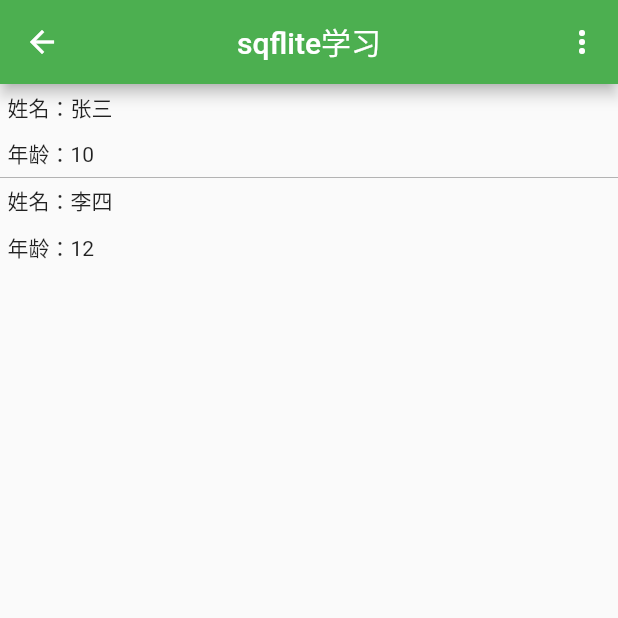
After one commit to mingtianfu/qqmusic, a Flutter app: the screen it shows after launch, item 2 of the bottom bar chosen, after a tap on "sqflite", on a phone screen of 412 x 824 dp, the top half of it. The commit adds this screen. Run offline on Flutter 3.47's test engine with Material 2 defaults, Android fonts, the phone set to English and light mode, and no system bars; our stand-ins replace cached_network_image, camera, connectivity, dio, flutter_swiper, shared_preferences and 2 more; missing offline and left inert: flutter_ijkplayer; accounts and stored records are empty; generated files the repository leaves out were written again; network calls fail.

Commit message:
使用sqflite本地缓存播放列表数据

```diff
--- a/lib/pages/App.dart
+++ b/lib/pages/App.dart
@@ -2,10 +2,14 @@ import 'dart:async';
 import 'dart:convert';
 
 import 'package:camera/camera.dart';
-import 'package:connectivity/connectivity.dart';
 import 'package:flutter/material.dart';
 import 'package:provider/provider.dart';
 import 'package:qqmusic/component/Toast.dart';
+import 'package:qqmusic/models/al.dart';
+import 'package:qqmusic/models/ar.dart';
+import 'package:qqmusic/models/trackItem.dart';
+import 'package:qqmusic/pages/Database/ArHelper.dart';
+import 'package:qqmusic/pages/Database/SongListHelper.dart';
 import 'package:qqmusic/pages/DynamicPage.dart';
 import 'package:qqmusic/pages/ListenPage.dart';
 import 'package:qqmusic/pages/LyricPage.dart';
@@ -26,6 +30,7 @@ import 'package:qqmusic/pages/TopListPage.dart';
 import 'package:flutter_ijkplayer/flutter_ijkplayer.dart';
 import 'package:qqmusic/utils/HttpUtils.dart';
 import 'package:qqmusic/utils/hexToColor.dart';
+import 'package:shared_preferences/shared_preferences.dart';
 
 import 'CameraPage.dart';
 
@@ -55,6 +60,7 @@ class _AppState extends State<App> with TickerProviderStateMixin{
   int _selectedIndex =  0;
   List _songList;
   int _songListIndex;
+  bool _autoPlay = false;
 
   final _pageList = [
     MusichallPage(),
@@ -79,7 +85,7 @@ class _AppState extends State<App> with TickerProviderStateMixin{
     // WidgetsBinding.instance.addPostFrameCallback((callback){
     //   Provider.of<CounterModel>(context).increment();
     // });
-
+    _getDataFromDb();
     subscriptPlayFinish();
     // animationController = new AnimationController(vsync: this, duration: Duration(seconds: 10))
     // ..addListener(() {
@@ -104,6 +110,7 @@ class _AppState extends State<App> with TickerProviderStateMixin{
        setState(() {
           _songList = playModel.songList;
           _songListIndex = playModel.songListIndex;
+          _autoPlay = playModel.autoPlay;
         });
        _audioPlayer.stop();
     } else {
@@ -111,28 +118,67 @@ class _AppState extends State<App> with TickerProviderStateMixin{
         setState(() {
           _songList = playModel.songList;
           _songListIndex = playModel.songListIndex;
+          _autoPlay = playModel.autoPlay;
         });
         _initAudioPlayer();
       } else if (playModel.songList != this._songList && playModel.songListIndex == this._songListIndex) {
         setState(() {
           _songList = playModel.songList;
+          _autoPlay = playModel.autoPlay;
         });
         _initAudioPlayer();
       }else if (playModel.songList == this._songList && playModel.songListIndex != this._songListIndex) {
         setState(() {
           _songListIndex = playModel.songListIndex;
+          _autoPlay = playModel.autoPlay;
         });
         _initAudioPlayer();
       }
     }
+    print(playModel.songList.length);
   }
 
   @override
   void dispose() {
     _playFinishStream?.cancel();
     _audioPlayer.dispose();
-    // animationController.dispose();
     super.dispose();
+  }
+
+  _getDataFromDb() async {
+    var db = SongListHelper();
+    var dbAr = ArHelper();
+    SharedPreferences prefs = await SharedPreferences.getInstance();
+    List<TrackItem> _datas = [];
+    List datas = await db.getTotalList();
+    if (datas.length > 0) {
+      for(int i = 0; i < datas.length; i++){
+        Song item = Song.fromMap(datas[i]);
+        TrackItem trackItem = TrackItem();
+        Ar ar = Ar();
+        Al al = Al();
+        trackItem.name = item.name;
+        trackItem.id = item.id;
+        trackItem.ar = [];
+        al.picUrl = item.picUrl;
+        trackItem.al = al;
+        ArItem aa = await dbAr.getItem(item.arId);
+        if (aa != null) {
+          ar.name = aa.name;
+          ar.id = aa.id;
+          trackItem.ar.add(ar);
+        }
+        _datas.add(trackItem);
+      }
+
+      WidgetsBinding.instance.addPostFrameCallback((callback){
+        Provider.of<PlayModel>(context).setSongList(_datas);
+        Provider.of<PlayModel>(context).setSongListIndex(prefs.getInt('songListIndex')??0);
+        Provider.of<PlayModel>(context).setAutoPlay(false);
+      });
+    }
+    setState(() {
+    });
   }
 
   _initAudioPlayer() async {
@@ -143,8 +189,11 @@ class _AppState extends State<App> with TickerProviderStateMixin{
       if (data['code'] == 200 && data['data'][0]['url'] != null) {
         await _audioPlayer.setNetworkDataSource(
           data['data'][0]['url'],
-          autoPlay: true
+          autoPlay: false
         );
+        if (_autoPlay) {
+          _audioPlayer.play();
+        }
         _getLyric(id);
       } else {
         print('当前不能播放，自动下一首');
@@ -261,6 +310,16 @@ class _AppState extends State<App> with TickerProviderStateMixin{
       theme: new ThemeData(
         primarySwatch: Colors.green,
       ),
+      // onGenerateRoute:(RouteSettings settings){
+      //   print(settings.name);
+      //   return MaterialPageRoute(
+      //     builder: (context){
+      //     String routeName = settings.name;
+      //     // 如果访问的路由页需要登录，但当前未登录，则直接返回登录页路由，
+      //     // 引导用户登录；其它情况则正常打开路由。
+      //   }
+      //   );
+      // },
       routes: {
         'searchPage': (context) => SearchPage(
           audioPlayer: _audioPlayer,
--- /dev/null
+++ b/lib/pages/DataAppPage.dart
@@ -0,0 +1,293 @@
+import 'package:flutter/material.dart';
+import 'package:path/path.dart';
+import 'package:sqflite/sqflite.dart';
+
+class DataAppPage extends StatefulWidget {
+  @override
+  State<StatefulWidget> createState() {
+    return new _DataAppPageState();
+  }
+}
+
+class _DataAppPageState extends State<DataAppPage> {
+  List<User> _datas = new List();
+  var db = DatabaseHelper();
+  Future<Null> _refresh() async {
+    _query();
+  }
+
+  @override
+  void initState() {
+    super.initState();
+    _getDataFromDb();
+  }
+
+  _getDataFromDb() async {
+    List datas = await db.getTotalList();
+    if (datas.length > 0) {
+      //数据库有数据
+      datas.forEach((user) {
+        User item = User.fromMap(user);
+        _datas.add(item);
+      });
+    } else {
+      //数据库没有数据
+      User user = new User();
+      user.name = "张三";
+      user.age = 10;
+      user.id = 1;
+
+      User user2 = new User();
+      user2.name = "李四";
+      user2.age = 12;
+      user2.id = 2;
+
+      await db.saveItem(user);
+      await db.saveItem(user2);
+
+      _datas.add(user);
+      _datas.add(user2);
+    }
+
+    setState(() {});
+  }
+
+//添加
+  Future<Null> _add() async {
+    User user = new User();
+    user.name = "我是增加的";
+    user.age = 33;
+    await db.saveItem(user);
+    _query();
+  }
+
+//删除,默认删除第一条数据
+  Future<Null> _delete() async {
+    List datas = await db.getTotalList();
+    if (datas.length > 0) {
+      //修改第一条数据
+      User user = User.fromMap(datas[0]);
+      db.deleteItem(user.id);
+      _query();
+    }
+
+  }
+
+//修改，默认修改第一条数据
+  Future<Null> _update() async {
+    List datas = await db.getTotalList();
+    if (datas.length > 0) {
+      //修改第一条数据
+      User u = User.fromMap(datas[0]);
+      u.name = "我被修改了";
+      db.updateItem(u);
+      _query();
+    }
+  }
+
+//查询
+  Future<Null> _query() async {
+    _datas.clear();
+    List datas = await db.getTotalList();
+    if (datas.length > 0) {
+      //数据库有数据
+      datas.forEach((user) {
+        User dataListBean = User.fromMap(user);
+        _datas.add(dataListBean);
+      });
+    }
+    setState(() {});
+  }
+
+  @override
+  Widget build(BuildContext context) {
+    return new Scaffold(
+      appBar: AppBar(
+        title: Text("sqflite学习"),
+        centerTitle: true,
+        actions: <Widget>[
+          new PopupMenuButton(
+              onSelected: (String value) {
+                switch (value) {
+                  case "增加":
+                    _add();
+                    break;
+                  case "删除":
+                    _delete();
+                    break;
+                  case "修改":
+                    _update();
+                    break;
+                  case "查询":
+                    _query();
+                    break;
+                }
+              },
+              itemBuilder: (BuildContext context) => <PopupMenuItem<String>>[
+                    new PopupMenuItem(value: "增加", child: new Text("增加")),
+                    new PopupMenuItem(value: "删除", child: new Text("删除")),
+                    new PopupMenuItem(value: "修改", child: new Text("修改")),
+                    new PopupMenuItem(value: "查询", child: new Text("查询")),
+                  ])
+        ],
+      ),
+      body: RefreshIndicator(
+        displacement: 15,
+        onRefresh: _refresh,
+        child: ListView.separated(
+            itemBuilder: _renderRow,
+            physics: new AlwaysScrollableScrollPhysics(),
+            separatorBuilder: (BuildContext context, int index) {
+              return Container(
+                height: 0.5,
+                color: Colors.black38,
+              );
+            },
+            itemCount: _datas.length),
+      ),
+    );
+  }
+
+  Widget _renderRow(BuildContext context, int index) {
+    return Column(
+      crossAxisAlignment: CrossAxisAlignment.start,
+      children: <Widget>[
+        Padding(
+            padding: EdgeInsets.all(5),
+            child: Text("姓名：" + _datas[index].name)),
+        Padding(
+            padding: EdgeInsets.all(5),
+            child: Text("年龄：" + _datas[index].age.toString())),
+      ],
+    );
+  }
+}
+
+class User {
+  String name;
+  int age;
+  int id;
+
+  Map<String, dynamic> toMap() {
+    var map = new Map<String, dynamic>();
+    map['name'] = name;
+    map['age'] = age;
+    map['id'] = id;
+    return map;
+  }
+
+  static User fromMap(Map<String, dynamic> map) {
+    User user = new User();
+    user.name = map['name'];
+    user.age = map['age'];
+    user.id = map['id'];
+    return user;
+  }
+
+  static List<User> fromMapList(dynamic mapList) {
+    List<User> list = new List(mapList.length);
+    for (int i = 0; i < mapList.length; i++) {
+      list[i] = fromMap(mapList[i]);
+    }
+    return list;
+  }
+
+}
+
+class DatabaseHelper {
+  static final DatabaseHelper _instance = DatabaseHelper.internal();
+  factory DatabaseHelper() => _instance;
+  final String tableName = "table_user";
+  final String columnId = "id";
+  final String columnName = "name";
+  final String columnAge = "age";
+  static Database _db;
+
+  Future<Database> get db async {
+    if (_db != null) {
+      return _db;
+    }
+    _db = await initDb();
+    return _db;
+  }
+
+  DatabaseHelper.internal();
+
+  initDb() async {
+    var databasesPath = await getDatabasesPath();
+    String path = join(databasesPath, 'sqflite.db');
+    var ourDb = await openDatabase(path, version: 1, onCreate: _onCreate);
+    return ourDb;
+  }
+
+  //创建数据库表
+  void _onCreate(Database db, int version) async {
+    await db.execute(
+        "create table $tableName($columnId integer primary key,$columnName text not null ,$columnAge integer not null )");
+    print("Table is created");
+  }
+
+//插入
+  Future<int> saveItem(User user) async {
+    var dbClient = await db;
+    int res = await dbClient.insert("$tableName", user.toMap());
+    return res;
+  }
+
+  //查询
+  Future<List> getTotalList() async {
+    var dbClient = await db;
+    var result = await dbClient.rawQuery("SELECT * FROM $tableName ");
+    return result.toList();
+  }
+
+  //查询总数
+  Future<int> getCount() async {
+    var dbClient = await db;
+    return Sqflite.firstIntValue(await dbClient.rawQuery(
+        "SELECT COUNT(*) FROM $tableName"
+    ));
+  }
+
+//按照id查询
+  Future<User> getItem(int id) async {
+    var dbClient = await db;
+    var result = await dbClient.rawQuery("SELECT * FROM $tableName WHERE id = $id");
+    if (result.length == 0) return null;
+    return User.fromMap(result.first);
+  }
+
+
+  //清空数据
+  Future<int> clear() async {
+    var dbClient = await db;
+    return await dbClient.delete(tableName);
+  }
+
+
+  //根据id删除
+  Future<int> deleteItem(int id) async {
+    var dbClient = await db;
+    return await dbClient.delete(tableName,
+        where: "$columnId = ?", whereArgs: [id]);
+  }
+
+  //修改
+  Future<int> updateItem(User user) async {
+    var dbClient = await db;
+    return await dbClient.update("$tableName", user.toMap(),
+        where: "$columnId = ?", whereArgs: [user.id]);
+  }
+
+  //关闭
+  Future close() async {
+    var dbClient = await db;
+    return dbClient.close();
+  }
+}
+
+
+// 作者：ngu2008
+// 链接：https://juejin.im/post/5c9dbbaa5188250f4d3a0866
+// 来源：掘金
+// 著作权归作者所有。商业转载请联系作者获得授权，非商业转载请注明出处。
--- /dev/null
+++ b/lib/pages/Database/SongListHelper.dart
@@ -0,0 +1,141 @@
+import 'package:sqflite/sqflite.dart';
+import 'package:path/path.dart';
+
+class Song {
+  String name;
+  num id;
+  num arId;
+  String picUrl;
+  int orders;
+
+  Map<String, dynamic> toMap() {
+    var map = new Map<String, dynamic>();
+    map['name'] = name;
+    map['id'] = id;
+    map['arId'] = arId;
+    map['picUrl'] = picUrl;
+    map['orders'] = orders;
+    return map;
+  }
+
+  static Song fromMap(Map<String, dynamic> map) {
+    Song song = new Song();
+    song.name = map['name'];
+    song.id = map['id'];
+    song.arId = map['arId'];
+    song.picUrl = map['picUrl'];
+    song.orders = map['orders'];
+    return song;
+  }
+
+  static List<Song> fromMapList(dynamic mapList) {
+    List<Song> list = new List(mapList.length);
+    for (int i = 0; i < mapList.length; i++) {
+      list[i] = fromMap(mapList[i]);
+    }
+    return list;
+  }
+
+}
+
+class SongListHelper {
+  static final SongListHelper _instance = SongListHelper.internal();
+  factory SongListHelper() => _instance;
+  final String tableName = "table_song_list";
+  final String columnId = "id";
+  final String columnName = "name";
+  final String columnArId = "arId";
+  final String columnPicUrl = "picUrl";
+  final String columnOrders = "orders";
+
+  static Database _db;
+
+  Future<Database> get db async {
+    if (_db != null) {
+      return _db;
+    }
+    _db = await initDb();
+    return _db;
+  }
+
+  SongListHelper.internal();
+
+  initDb() async {
+    var databasesPath = await getDatabasesPath();
+    String path = join(databasesPath, 'song_list.db');
+    var ourDb = await openDatabase(path, version: 1, onCreate: _onCreate);
+    return ourDb;
+  }
+
+  //创建数据库表
+  void _onCreate(Database db, int version) async {
+    await db.execute(
+        '''create table $tableName(
+          $columnId integer primary key,
+          $columnName text not null,
+          $columnArId integer not null,
+          $columnPicUrl text not null,
+          $columnOrders integer not null
+          )''');
+    print("Table is created");
+  }
+
+//插入
+  Future<int> saveItem(Song item) async {
+    var dbClient = await db;
+    int res = await dbClient.insert("$tableName", item.toMap());
+    return res;
+  }
+
+  //查询
+  Future<List> getTotalList() async {
+    var dbClient = await db;
+    var result = await dbClient.rawQuery("SELECT * FROM $tableName order by $columnOrders asc");
+    return result.toList();
+  }
+
+  // //查询总数
+  // Future<int> getCount() async {
+  //   var dbClient = await db;
+  //   return Sqflite.firstIntValue(await dbClient.rawQuery(
+  //       "SELECT COUNT(*) FROM $tableName"
+  //   ));
+  // }
+
+//按照id查询
+  // Future<TrackItem> getItem(int id) async {
+  //   var dbClient = await db;
+  //   var result = await dbClient.rawQuery("SELECT * FROM $tableName WHERE id = $id");
+  //   print(result);
+  //   if (result.length == 0) return null;
+  //   // return TrackItem.fromMap(result.first);
+  // }
+
+
+  // 清空数据
+  Future<int> clear() async {
+    var dbClient = await db;
+    return await dbClient.delete(tableName);
+  }
+
+
+  // //根据id删除
+  // Future<int> deleteItem(int id) async {
+  //   var dbClient = await db;
+  //   return await dbClient.delete(tableName,
+  //       where: "$columnId = ?", whereArgs: [id]);
+  // }
+
+  // //修改
+  // Future<int> updateItem(TrackItem user) async {
+  //   var dbClient = await db;
+  //   return await dbClient.update("$tableName", user.toMap(),
+  //       where: "$columnId = ?", whereArgs: [user.id]);
+  // }
+
+  //关闭
+  Future close() async {
+    var dbClient = await db;
+    return dbClient.close();
+  }
+}
--- a/lib/pages/DynamicPage.dart
+++ b/lib/pages/DynamicPage.dart
@@ -32,7 +32,8 @@ class _DynamicPageState extends State<DynamicPage>  with TickerProviderStateMixi
           child: Container(
             // width: MediaQuery.of(context).size.width,
             // height: MediaQuery.of(context).size.height-300,
-            child: Column(children: <Widget>[
+            child: Column(
+              children: <Widget>[
                 AppBarDynamic(
                   title: '动态',
                   rightImage: Image.asset('assets/images/discovery_add_follow_light.png', width: 30,),
@@ -40,7 +41,8 @@ class _DynamicPageState extends State<DynamicPage>  with TickerProviderStateMixi
                   onPressedForward: handlePresseForward,
                   onPressedReverse: handlePresseReverse,
                 ),
-          ],),
+              ],
+            ),
           ),
         ),
       ),
--- a/lib/pages/LyricPage.dart
+++ b/lib/pages/LyricPage.dart
@@ -306,6 +306,7 @@ class LyricState extends State<LyricPage> with TickerProviderStateMixin {
 }
 
 class LyricPainter extends ChangeNotifier implements CustomPainter {
+
   LyricContent lyric;
   List<TextPainter> lyricPainters;
 
--- a/lib/pages/MusichallPage.dart
+++ b/lib/pages/MusichallPage.dart
@@ -35,10 +35,17 @@ class _MusichallPageState extends State<MusichallPage> with AutomaticKeepAliveCl
 
   @override
   void initState() {
+    print('hall init');
     super.initState();
     getBanner();
     getPersonalized();
     getTopAlbum();
+  }
+
+    @override
+  void dispose() {
+    print('hall dispose');
+    super.dispose();
   }
 
   getBanner() async {
@@ -105,9 +112,9 @@ class _MusichallPageState extends State<MusichallPage> with AutomaticKeepAliveCl
       child: Center(
         child: Padding(
           padding: const EdgeInsets.only(bottom: 30.0),
-          child: ListView(
-          children: <Widget>[
-            Column(
+          child: Scrollbar( // 显示进度条
+            child: SingleChildScrollView(
+              child: Column(
                 children: <Widget>[
                   AppBarSearch(
                     title: '音乐馆',
@@ -122,7 +129,7 @@ class _MusichallPageState extends State<MusichallPage> with AutomaticKeepAliveCl
                   _buildTopAlbum(),
                 ],
               )
-          ],
+            ),
           ),
         ),
       )
--- a/lib/pages/PlayListDetailPage.dart
+++ b/lib/pages/PlayListDetailPage.dart
@@ -140,6 +140,7 @@ class _PlayListDetailPageState extends State<PlayListDetailPage>
           onTap: () {
             playModel.setSongList(songList);
             playModel.setSongListIndex(0);
+            playModel.setAutoPlay(true);
           },
           child: child,
         );
@@ -215,6 +216,7 @@ class _PlayListDetailPageState extends State<PlayListDetailPage>
                   onTap: () {
                     playModel.setSongList(songList);
                     playModel.setSongListIndex(index);
+                    playModel.setAutoPlay(true);
                   },
                   child: Row(
                     children: <Widget>[
--- a/lib/pages/PlaySongBarPage.dart
+++ b/lib/pages/PlaySongBarPage.dart
@@ -162,6 +162,7 @@ class PlaySongBarPage extends StatelessWidget{
           if (index != null) {
             if (index > -2) {
               playModel.setSongListIndex(index);
+              playModel.setAutoPlay(true);
             }
           }
         }
--- a/lib/pages/RecommendPage.dart
+++ b/lib/pages/RecommendPage.dart
@@ -2,6 +2,7 @@ import 'dart:async';
 
 import 'package:flutter/material.dart';
 import 'package:qqmusic/component/AppBarSearch.dart';
+import 'package:qqmusic/pages/DataAppPage.dart';
 
 class RecommendPage extends StatefulWidget {
   @override
@@ -81,6 +82,15 @@ class _RecommendPageState extends State<RecommendPage> with AutomaticKeepAliveCl
               ),
               Text('data'),
               FlatButton(
+                child: Text("sqflite"),
+                onPressed: () {
+                  Navigator.push( context,
+                    MaterialPageRoute(builder: (context) {
+                        return DataAppPage();
+                    }));
+                },
+              ),
+              FlatButton(
                 child: Text("拍照"),
                 onPressed: () {
                   Navigator.of(context).pushNamed('cameraPage');
--- a/lib/pages/SingerDetailPage.dart
+++ b/lib/pages/SingerDetailPage.dart
@@ -261,6 +261,7 @@ class _TestPageState extends State<SingerDetailPage> with SingleTickerProviderSt
           onTap: () {
             playModel.setSongList(songList);
             playModel.setSongListIndex(0);
+            playModel.setAutoPlay(true);
           },
           child: child,
         );
@@ -338,6 +339,7 @@ class _TestPageState extends State<SingerDetailPage> with SingleTickerProviderSt
                         onTap: () {
                           playModel.setSongList(songList);
                           playModel.setSongListIndex(index);
+                          playModel.setAutoPlay(true);
                         },
                         child: Row(
                           children: <Widget>[
--- a/lib/utils/HttpUtils.dart
+++ b/lib/utils/HttpUtils.dart
@@ -19,8 +19,8 @@ class HttpUtils {
   static Dio dio;
 
   /// default options
-  // static const String API_PREFIX = 'http://192.168.0.105:3000';
-  static const String API_PREFIX = 'http://www.china-4s.com';
+  static const String API_PREFIX = 'http://192.168.0.106:3000';
+  // static const String API_PREFIX = 'http://www.china-4s.com';
   static const int CONNECT_TIMEOUT = 10000;
   static const int RECEIVE_TIMEOUT = 3000;
 
--- a/pubspec.yaml
+++ b/pubspec.yaml
@@ -38,6 +38,7 @@ dependencies:
   connectivity: ^0.4.4
   camera: ^0.5.5+1
   video_player: ^0.10.2+3
+  sqflite: ^1.1.7+1
 
 dev_dependencies:
   flutter_test:
```
Also changed, not shown: lib/pages/Database/ArHelper.dart (added, +121 -0 lines), lib/pages/Model/PlayModel.dart (+42 -3 lines), lib/pages/PlaySongPage.dart (+9 -2 lines), pubspec.lock, 2 other files. Lines whose indentation alone changed are shown as unchanged.
